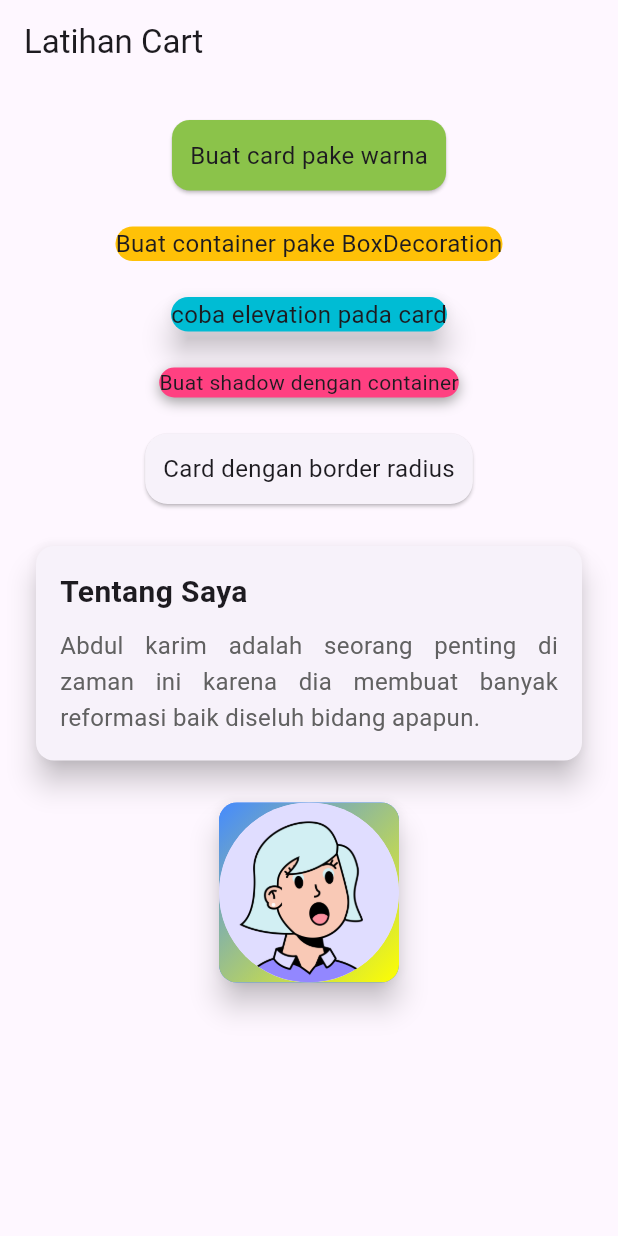
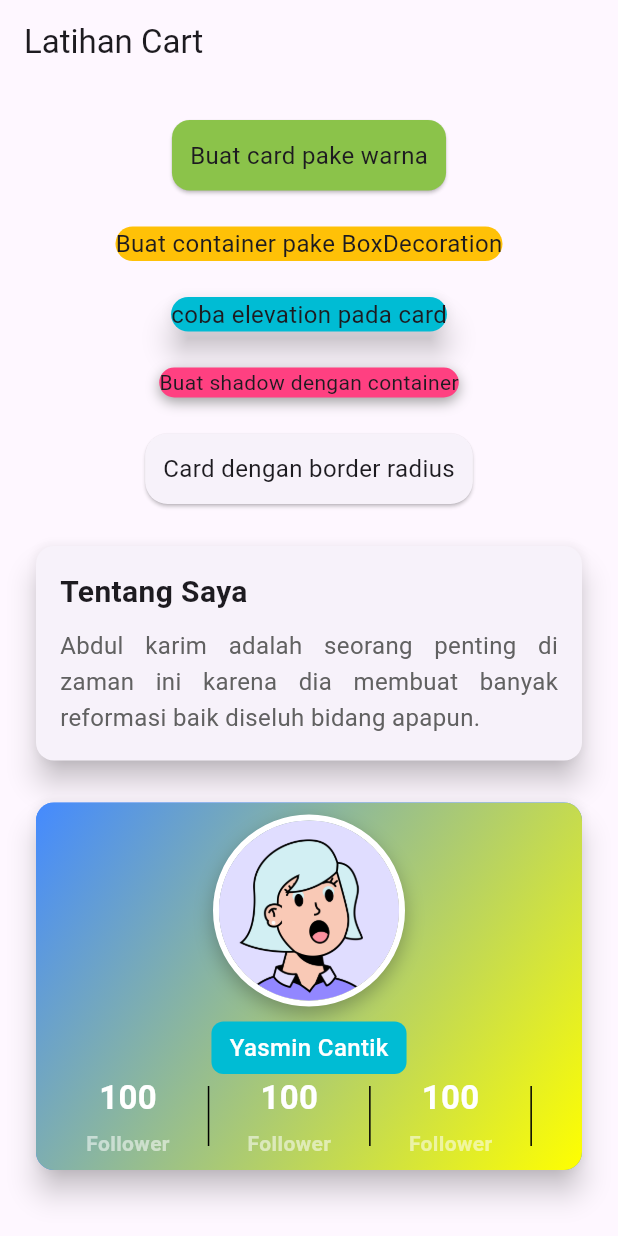
Before and after one commit to yaseumine/Tugas_week_8_1123150146, a Flutter app: the screen it shows after launch, on a phone screen of 412 x 824 dp. Run offline on Flutter 3.47's test engine with Material 3 defaults, Android fonts, the phone set to English and light mode, and no system bars.

Commit message:
membuat kolom dual text

```diff
--- a/lib/pages/latihan_cart.dart
+++ b/lib/pages/latihan_cart.dart
@@ -118,11 +118,25 @@ class LatihanCart extends StatelessWidget {
                         end: Alignment.bottomRight,
                       ),
                     ),
+                    child: Padding(
+                      padding: const EdgeInsets.all(8.0),
                       child: Column(
                         mainAxisAlignment: MainAxisAlignment.center,
+
                         children: [
                           Container(
-                          decoration: BoxDecoration(shape: BoxShape.circle),
+                            decoration: BoxDecoration(
+                              shape: BoxShape.circle,
+                              border: Border.all(color: Colors.white, width: 4),
+
+                              boxShadow: [
+                                BoxShadow(
+                                  color: Colors.black26,
+                                  blurRadius: 10,
+                                  offset: Offset(0, 5),
+                                ),
+                              ],
+                            ),
                             child: CircleAvatar(
                               radius: 60,
                               backgroundImage: AssetImage(
@@ -130,7 +144,119 @@ class LatihanCart extends StatelessWidget {
                               ),
                             ),
                           ),
+                          SizedBox(height: 10.0),
+                          Container(
+                            padding: EdgeInsets.symmetric(
+                              horizontal: 12,
+                              vertical: 6,
+                            ),
+                            decoration: BoxDecoration(
+                              color: Colors.cyan,
+                              borderRadius: BorderRadius.circular(8),
+                            ),
+                            child: Text(
+                              "Yasmin Cantik",
+                              style: TextStyle(
+                                fontSize: 16.0,
+                                color: Colors.white,
+                                fontWeight: FontWeight.w500,
+                              ),
+                            ),
+                          ),
+                          Row(
+                            mainAxisAlignment: MainAxisAlignment.spaceEvenly,
+                            children: [
+                              Column(
+                                children: [
+                                  Text(
+                                    "100",
+                                    style: TextStyle(
+                                      fontSize: 22.0,
+                                      fontWeight: FontWeight.bold,
+                                      color: Colors.white,
+                                    ),
+                                  ),
+                                  SizedBox(height: 5),
+                                  Text(
+                                    "Follower",
+                                    style: TextStyle(
+                                      fontSize: 14.0,
+                                      fontWeight: FontWeight.bold,
+                                      color: Colors.white54,
+                                    ),
+                                  ),
                                 ],
+                              ),
+                              SizedBox(
+                                height: 40,
+                                child: VerticalDivider(
+                                  color: Colors.black,
+                                  thickness: 1,
+                                  width: 1,
+                                ),
+                              ),
+                              Column(
+                                children: [
+                                  Text(
+                                    "100",
+                                    style: TextStyle(
+                                      fontSize: 22.0,
+                                      fontWeight: FontWeight.bold,
+                                      color: Colors.white,
+                                    ),
+                                  ),
+                                  SizedBox(height: 5),
+                                  Text(
+                                    "Follower",
+                                    style: TextStyle(
+                                      fontSize: 14.0,
+                                      fontWeight: FontWeight.bold,
+                                      color: Colors.white54,
+                                    ),
+                                  ),
+                                ],
+                              ),
+                              SizedBox(
+                                height: 40,
+                                child: VerticalDivider(
+                                  color: Colors.black,
+                                  thickness: 1,
+                                  width: 1,
+                                ),
+                              ),
+                              Column(
+                                children: [
+                                  Text(
+                                    "100",
+                                    style: TextStyle(
+                                      fontSize: 22.0,
+                                      fontWeight: FontWeight.bold,
+                                      color: Colors.white,
+                                    ),
+                                  ),
+                                  SizedBox(height: 5),
+                                  Text(
+                                    "Follower",
+                                    style: TextStyle(
+                                      fontSize: 14.0,
+                                      fontWeight: FontWeight.bold,
+                                      color: Colors.white54,
+                                    ),
+                                  ),
+                                ],
+                              ),
+                              SizedBox(
+                                height: 40,
+                                child: VerticalDivider(
+                                  color: Colors.black,
+                                  thickness: 1,
+                                  width: 1,
+                                ),
+                              ),
+                            ],
+                          ),
+                        ],
+                      ),
                     ),
                   ),
                 ),
```
Lines whose indentation alone changed are shown as unchanged.
